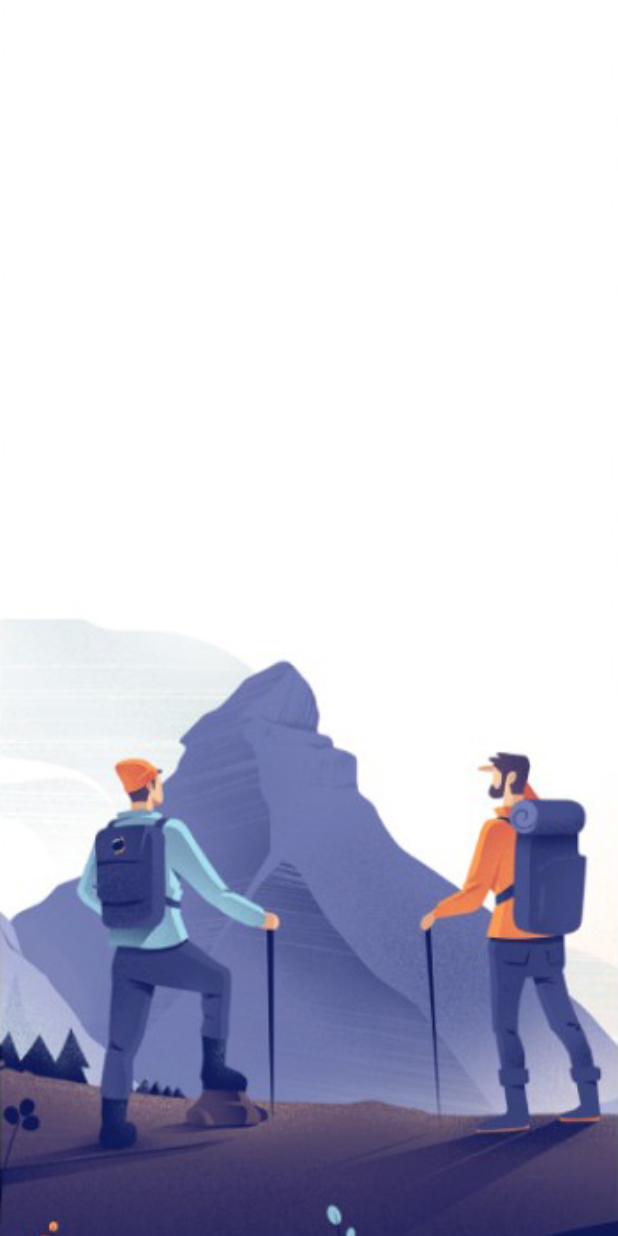
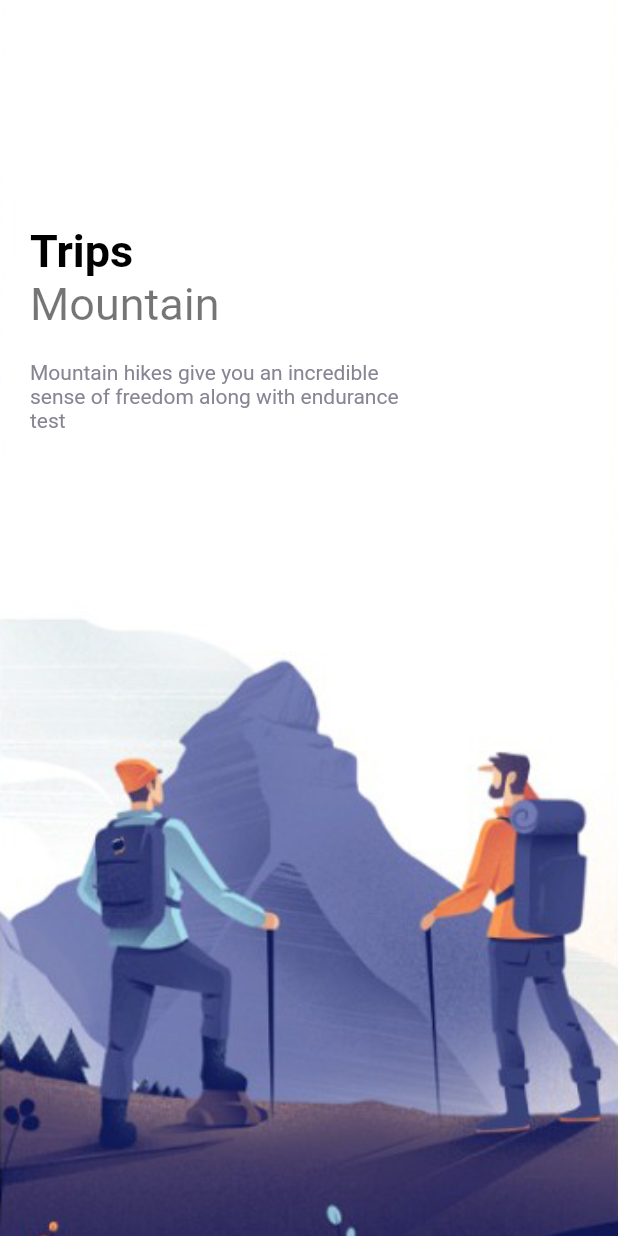
Before and after one commit to ahmadadejumo/weather-app, a Flutter app: the screen it shows after launch, on a phone screen of 412 x 824 dp. Run offline on Flutter 3.47's test engine with Material 2 defaults, Android fonts, the phone set to English and light mode, and no system bars.

Commit message:
add texts to the background image

```diff
--- a/lib/pages/welcome_page.dart
+++ b/lib/pages/welcome_page.dart
@@ -1,4 +1,7 @@
 import 'package:flutter/material.dart';
+import 'package:flutter_cubit/misc/colors.dart';
+import 'package:flutter_cubit/widgets/app_large_text.dart';
+import 'package:flutter_cubit/widgets/app_text.dart';
 
 class WelcomePage extends StatefulWidget {
   const WelcomePage({Key? key}) : super(key: key);
@@ -33,6 +36,32 @@ class _WelcomePageState extends State<WelcomePage> {
               ),
               child: Container(
                 margin: const EdgeInsets.only(top: 150, left: 20, right: 20),
+                child: Row(
+                  children: [
+                    Column(
+                      crossAxisAlignment: CrossAxisAlignment.start,
+                      children: [
+                        AppLargeText(text: "Trips"),
+                        AppText(
+                          text: "Mountain",
+                          size: 30,
+                        ),
+                        SizedBox(
+                          height: 20,
+                        ),
+                        Container(
+                          width: 250,
+                          child: AppText(
+                            text:
+                                "Mountain hikes give you an incredible sense of freedom along with endurance test",
+                            color: AppColors.textColor2,
+                            size: 14,
+                          ),
+                        )
+                      ],
+                    )
+                  ],
+                ),
               ),
             );
           }),
--- /dev/null
+++ b/lib/widgets/app_large_text.dart
@@ -0,0 +1,22 @@
+import 'package:flutter/material.dart';
+
+class AppLargeText extends StatelessWidget {
+  double size;
+  final String text;
+  final Color color;
+  AppLargeText(
+      {Key? key, this.size = 30, required this.text, this.color = Colors.black})
+      : super(key: key);
+
+  @override
+  Widget build(BuildContext context) {
+    return Text(
+      text,
+      style: TextStyle(
+        color: color,
+        fontSize: size,
+        fontWeight: FontWeight.bold,
+      ),
+    );
+  }
+}
--- /dev/null
+++ b/lib/widgets/app_text.dart
@@ -0,0 +1,24 @@
+import 'package:flutter/material.dart';
+
+class AppText extends StatelessWidget {
+  double size;
+  final String text;
+  final Color color;
+  AppText(
+      {Key? key,
+      this.size = 16,
+      required this.text,
+      this.color = Colors.black54})
+      : super(key: key);
+
+  @override
+  Widget build(BuildContext context) {
+    return Text(
+      text,
+      style: TextStyle(
+        color: color,
+        fontSize: size,
+      ),
+    );
+  }
+}
--- /dev/null
+++ b/lib/widgets/responsive_button.dart
@@ -0,0 +1,10 @@
+import 'package:flutter/material.dart';
+
+class ResponsiveButton extends StatelessWidget {
+  const ResponsiveButton({Key? key}) : super(key: key);
+
+  @override
+  Widget build(BuildContext context) {
+    return Container();
+  }
+}
```
